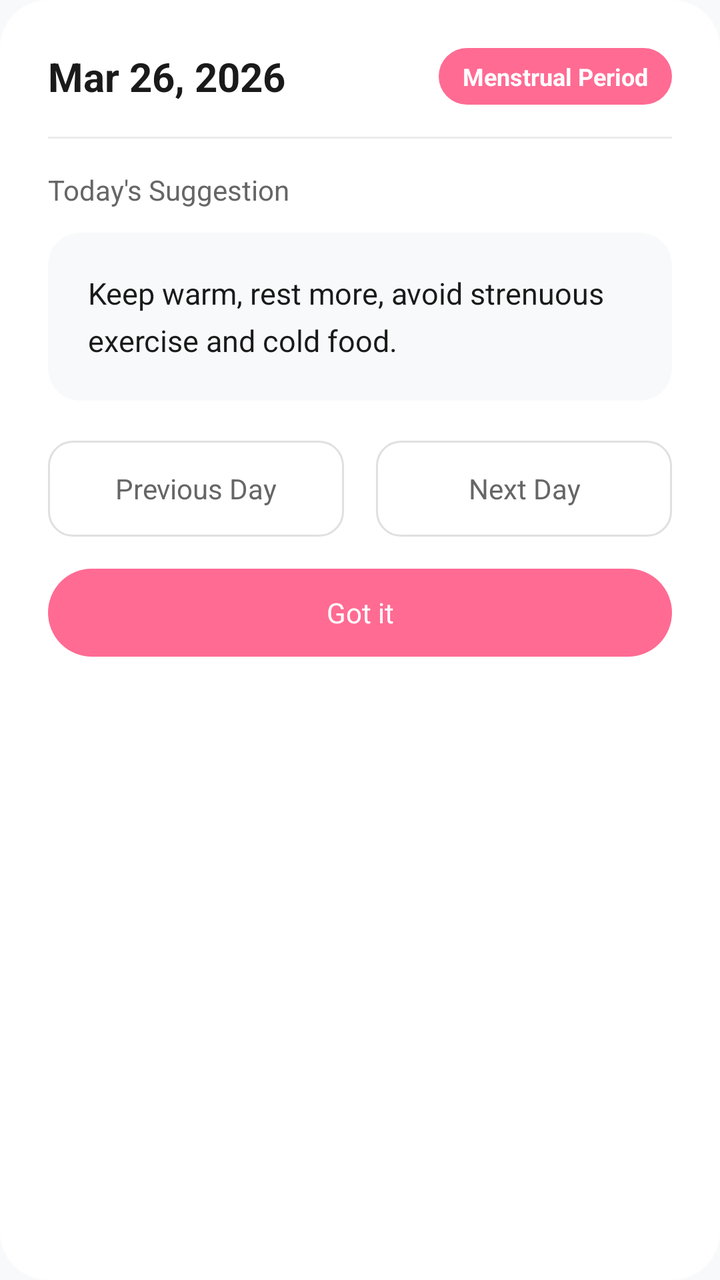
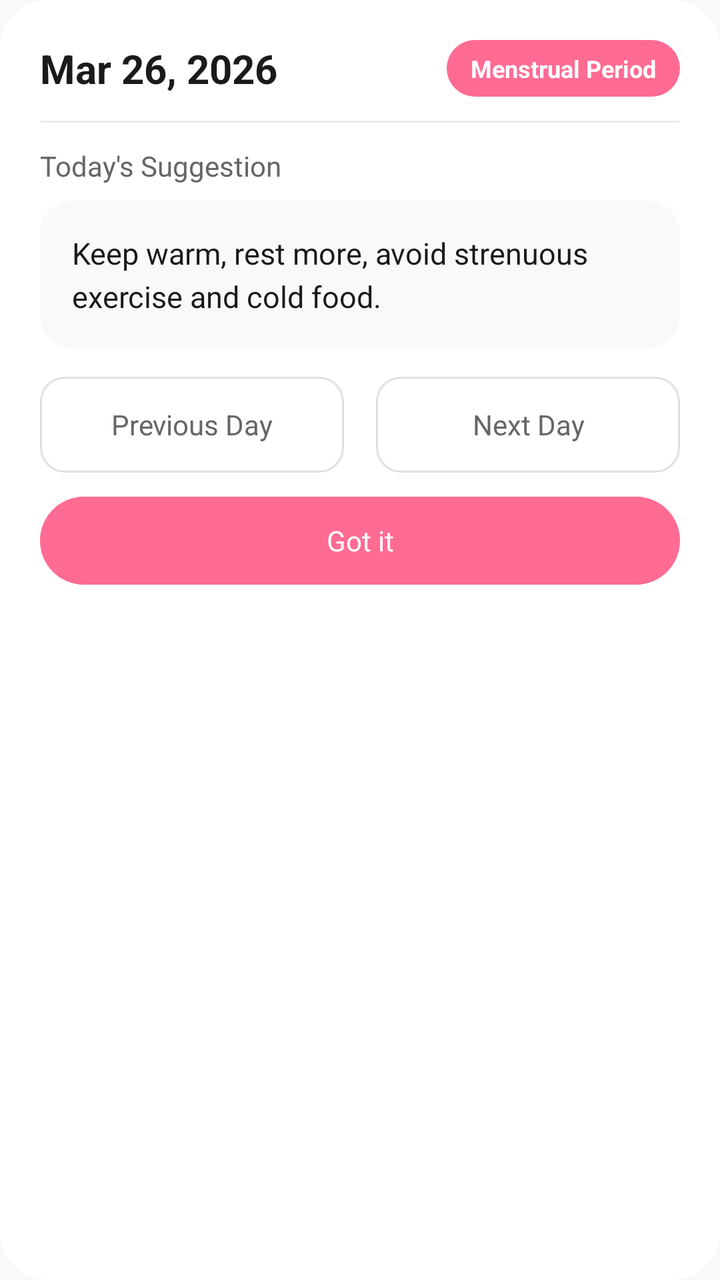

The first picture is an Android layout as it rendered before a commit; the second is the same layout after the commit. The layout source and the unified diff follow.
<!-- AndroidManifest.xml: application theme Theme.Yuelan -->
<!-- res/layout/dialog_daily_suggestion.xml -->
<?xml version="1.0" encoding="utf-8"?>
<ScrollView xmlns:android="http://schemas.android.com/apk/res/android"
    xmlns:app="http://schemas.android.com/apk/res-auto"
    android:layout_width="match_parent"
    android:layout_height="wrap_content"
    android:background="@drawable/dialog_background"
    android:padding="24dp"
    android:scrollbars="none">

    <LinearLayout
        android:layout_width="match_parent"
        android:layout_height="wrap_content"
        android:orientation="vertical">

    <LinearLayout
        android:layout_width="match_parent"
        android:layout_height="wrap_content"
        android:orientation="horizontal"
        android:gravity="center_vertical"
        android:layout_marginBottom="16dp">

        <TextView
            android:id="@+id/tv_date"
            android:layout_width="0dp"
            android:layout_height="wrap_content"
            android:layout_weight="1"
            android:text="@string/daily_suggestion_date_placeholder"
            android:textColor="@color/text_title"
            android:textSize="20sp"
            android:textStyle="bold"/>

        <TextView
            android:id="@+id/tv_phase"
            android:layout_width="wrap_content"
            android:layout_height="wrap_content"
            android:background="@drawable/phase_tag_background"
            android:paddingHorizontal="12dp"
            android:paddingVertical="6dp"
            android:text="@string/cycle_menstrual_period_name"
            android:textColor="@android:color/white"
            android:textSize="12sp"
            android:textStyle="bold"/>

    </LinearLayout>

    
    <TextView
        android:id="@+id/tv_weather"
        android:layout_width="match_parent"
        android:layout_height="wrap_content"
        android:layout_marginBottom="8dp"
        android:textColor="@color/text_sub"
        android:textSize="12sp"
        android:visibility="gone" />

    
    <TextView
        android:id="@+id/tv_weather_tip"
        android:layout_width="match_parent"
        android:layout_height="wrap_content"
        android:layout_marginBottom="8dp"
        android:lineSpacingExtra="2dp"
        android:textColor="@color/text_body"
        android:textSize="12sp"
        android:visibility="gone" />

    <View
        android:layout_width="match_parent"
        android:layout_height="1dp"
        android:background="@color/divider"
        android:layout_marginBottom="16dp"/>

    <TextView
        android:layout_width="wrap_content"
        android:layout_height="wrap_content"
        android:text="@string/daily_suggestion_title"
        android:textColor="@color/text_sub"
        android:textSize="14sp"
        android:layout_marginBottom="12dp"/>

    <androidx.cardview.widget.CardView
        android:layout_width="match_parent"
        android:layout_height="wrap_content"
        app:cardCornerRadius="16dp"
        app:cardElevation="0dp"
        app:cardBackgroundColor="@color/inset_surface">

        <LinearLayout
            android:layout_width="match_parent"
            android:layout_height="wrap_content"
            android:orientation="vertical"
            android:padding="20dp">

            <TextView
                android:id="@+id/tv_suggestion"
                android:layout_width="match_parent"
                android:layout_height="wrap_content"
                android:text="@string/daily_suggestion_default"
                android:textColor="@color/text_title"
                android:textSize="15sp"
                android:lineSpacingExtra="6dp"/>

            
            <TextView
                android:id="@+id/tv_yiji"
                android:layout_width="match_parent"
                android:layout_height="wrap_content"
                android:layout_marginTop="14dp"
                android:lineSpacingExtra="4dp"
                android:textColor="@color/text_body"
                android:textSize="13sp"
                android:visibility="gone"/>

            
            <TextView
                android:id="@+id/tv_insight_toggle"
                android:layout_width="wrap_content"
                android:layout_height="wrap_content"
                android:layout_marginTop="8dp"
                android:background="?attr/selectableItemBackground"
                android:paddingVertical="6dp"
                android:text="@string/daily_suggestion_why"
                android:textColor="@color/text_hint"
                android:textSize="12sp"
                android:visibility="gone"/>

            
            <TextView
                android:id="@+id/tv_insight"
                android:layout_width="match_parent"
                android:layout_height="wrap_content"
                android:lineSpacingExtra="2dp"
                android:textColor="@color/text_sub"
                android:textSize="12sp"
                android:visibility="gone"/>

            
            <LinearLayout
                android:id="@+id/layout_feedback"
                android:layout_width="match_parent"
                android:layout_height="wrap_content"
                android:layout_marginTop="8dp"
                android:orientation="horizontal"
                android:visibility="gone">

                <TextView
                    android:id="@+id/tv_useful"
                    android:layout_width="wrap_content"
                    android:layout_height="wrap_content"
                    android:background="?attr/selectableItemBackground"
                    android:paddingVertical="6dp"
                    android:paddingEnd="18dp"
                    android:text="@string/daily_suggestion_useful"
                    android:textColor="@color/text_hint"
                    android:textSize="12sp"/>

                <TextView
                    android:id="@+id/tv_swap"
                    android:layout_width="wrap_content"
                    android:layout_height="wrap_content"
                    android:background="?attr/selectableItemBackground"
                    android:paddingVertical="6dp"
                    android:paddingEnd="18dp"
                    android:text="@string/daily_suggestion_swap"
                    android:textColor="@color/text_hint"
                    android:textSize="12sp"/>

            </LinearLayout>

            
            <work.huacai.yuelan.widget.SuggestionCheckInView
                android:id="@+id/check_in"
                android:layout_width="match_parent"
                android:layout_height="wrap_content"
                android:visibility="gone"/>

        </LinearLayout>

    </androidx.cardview.widget.CardView>

    <LinearLayout
        android:layout_width="match_parent"
        android:layout_height="wrap_content"
        android:orientation="horizontal"
        android:layout_marginTop="20dp">

        <TextView
            android:id="@+id/tv_prev_day"
            android:layout_width="0dp"
            android:layout_height="48dp"
            android:layout_weight="1"
            android:layout_marginEnd="8dp"
            android:background="@drawable/btn_outline_background"
            android:gravity="center"
            android:text="@string/daily_suggestion_prev_day"
            android:textColor="@color/text_sub"
            android:textSize="14sp"/>

        <TextView
            android:id="@+id/tv_next_day"
            android:layout_width="0dp"
            android:layout_height="48dp"
            android:layout_weight="1"
            android:layout_marginStart="8dp"
            android:background="@drawable/btn_outline_background"
            android:gravity="center"
            android:text="@string/daily_suggestion_next_day"
            android:textColor="@color/text_sub"
            android:textSize="14sp"/>

    </LinearLayout>

    <TextView
        android:id="@+id/tv_close"
        android:layout_width="match_parent"
        android:layout_height="44dp"
        android:layout_marginTop="16dp"
        android:background="@drawable/btn_primary_background"
        android:gravity="center"
        android:text="@string/daily_suggestion_close"
        android:textColor="@android:color/white"
        android:textSize="14sp"/>

    
    <com.google.android.material.checkbox.MaterialCheckBox
        android:id="@+id/cb_no_remind_today"
        android:layout_width="wrap_content"
        android:layout_height="wrap_content"
        android:layout_gravity="center_horizontal"
        android:layout_marginTop="12dp"
        android:text="@string/daily_suggestion_no_remind_today"
        android:textColor="@color/text_sub"
        android:textSize="13sp"
        android:visibility="gone" />

    </LinearLayout>

</ScrollView>
<!-- resources referenced by this layout -->
<resources>
  <color name="divider">#ECECEC</color>
  <color name="inset_surface">#F8F9FA</color>
  <color name="text_body">#333333</color>
  <color name="text_hint">#999999</color>
  <color name="text_sub">#666666</color>
  <color name="text_title">#1A1A1A</color>
  <!-- drawable btn_outline_background (drawable) -->
  <?xml version="1.0" encoding="utf-8"?>
  <shape xmlns:android="http://schemas.android.com/apk/res/android">
      <solid android:color="@android:color/transparent" />
      <stroke
          android:width="1dp"
          android:color="@color/outline_stroke" />
      <corners android:radius="12dp" />
  </shape>
  <!-- drawable btn_primary_background (drawable) -->
  <?xml version="1.0" encoding="utf-8"?>
  <shape xmlns:android="http://schemas.android.com/apk/res/android">
      <solid android:color="@color/brand_primary"/>
      <corners android:radius="22dp"/>
  </shape>
  <!-- drawable dialog_background (drawable) -->
  <?xml version="1.0" encoding="utf-8"?>
  <shape xmlns:android="http://schemas.android.com/apk/res/android">
      <solid android:color="@color/card_surface" />
      <corners android:radius="24dp" />
  </shape>
  <!-- drawable phase_tag_background (drawable) -->
  <?xml version="1.0" encoding="utf-8"?>
  <shape xmlns:android="http://schemas.android.com/apk/res/android">
      <solid android:color="@color/brand_primary" />
      <corners android:radius="20dp" />
  </shape>
  <string name="cycle_menstrual_period_name">Menstrual Period</string>
  <string name="daily_suggestion_close">Got it</string>
  <string name="daily_suggestion_date_placeholder">Mar 26, 2026</string>
  <string name="daily_suggestion_default">Keep warm, rest more, avoid strenuous exercise and cold food.</string>
  <string name="daily_suggestion_next_day">Next Day</string>
  <string name="daily_suggestion_no_remind_today">Don\'t remind me today</string>
  <string name="daily_suggestion_prev_day">Previous Day</string>
  <string name="daily_suggestion_swap">Another one</string>
  <string name="daily_suggestion_title">Today\'s Suggestion</string>
  <string name="daily_suggestion_useful">Useful</string>
  <string name="daily_suggestion_why">Why this suggestion?</string>
  <style name="Theme.Yuelan" parent="Base.Theme.Yuelan" />
  <color name="outline_stroke">#E0E0E0</color>
  <color name="brand_primary">#FF6B93</color>
  <color name="card_surface">#FFFFFF</color>
  <color name="app_background">#F8F9FA</color>
  <color name="splash_background">#FFF9FB</color>
  <!-- drawable ic_launcher_art_whale_moon (drawable) -->
  <?xml version="1.0" encoding="utf-8"?>
  <vector xmlns:android="http://schemas.android.com/apk/res/android"
      android:width="108dp"
      android:height="108dp"
      android:viewportWidth="108"
      android:viewportHeight="108">
  
      
      <path
          android:fillColor="#FFFFF2F5"
          android:pathData="M0,0h108v108h-108z" />
  
      
      <path
          android:fillColor="#FF12305B"
          android:pathData="M63,24 C33,36 33,76 46,84 C46,66 46,42 63,24 Z" />
  
      
      <path
          android:fillColor="#FFFF6B8E"
          android:pathData="M74,54m-6.5,0a6.5,6.5 0,1 1,13 0a6.5,6.5 0,1 1,-13 0" />
  </vector>
  <color name="pink_primary_variant">#FF69B4</color>
  <color name="text_primary">#8B475D</color>
  <color name="white">#FFFFFF</color>
  <!-- unchanged entries left out for length: 3 -->
</resources>

<!-- the commit's change to res/layout/dialog_daily_suggestion.xml (unified diff, before → after) -->
@@ -4,7 +4,7 @@
     android:layout_width="match_parent"
     android:layout_height="wrap_content"
     android:background="@drawable/dialog_background"
-    android:padding="24dp"
+    android:padding="20dp"
     android:scrollbars="none">
 
     <LinearLayout
@@ -17,7 +17,7 @@
         android:layout_height="wrap_content"
         android:orientation="horizontal"
         android:gravity="center_vertical"
-        android:layout_marginBottom="16dp">
+        android:layout_marginBottom="12dp">
 
         <TextView
             android:id="@+id/tv_date"
@@ -48,7 +48,7 @@
         android:id="@+id/tv_weather"
         android:layout_width="match_parent"
         android:layout_height="wrap_content"
-        android:layout_marginBottom="8dp"
+        android:layout_marginBottom="6dp"
         android:textColor="@color/text_sub"
         android:textSize="12sp"
         android:visibility="gone" />
@@ -58,7 +58,7 @@
         android:id="@+id/tv_weather_tip"
         android:layout_width="match_parent"
         android:layout_height="wrap_content"
-        android:layout_marginBottom="8dp"
+        android:layout_marginBottom="6dp"
         android:lineSpacingExtra="2dp"
         android:textColor="@color/text_body"
         android:textSize="12sp"
@@ -68,7 +68,7 @@
         android:layout_width="match_parent"
         android:layout_height="1dp"
         android:background="@color/divider"
-        android:layout_marginBottom="16dp"/>
+        android:layout_marginBottom="12dp"/>
 
     <TextView
         android:layout_width="wrap_content"
@@ -76,7 +76,7 @@
         android:text="@string/daily_suggestion_title"
         android:textColor="@color/text_sub"
         android:textSize="14sp"
-        android:layout_marginBottom="12dp"/>
+        android:layout_marginBottom="8dp"/>
 
     <androidx.cardview.widget.CardView
         android:layout_width="match_parent"
@@ -89,7 +89,7 @@
             android:layout_width="match_parent"
             android:layout_height="wrap_content"
             android:orientation="vertical"
-            android:padding="20dp">
+            android:padding="16dp">
 
             <TextView
                 android:id="@+id/tv_suggestion"
@@ -98,14 +98,27 @@
                 android:text="@string/daily_suggestion_default"
                 android:textColor="@color/text_title"
                 android:textSize="15sp"
-                android:lineSpacingExtra="6dp"/>
+                android:lineSpacingExtra="4dp"/>
+
+            
+            <TextView
+                android:id="@+id/tv_suggestion_toggle"
+                android:layout_width="wrap_content"
+                android:layout_height="wrap_content"
+                android:layout_marginTop="2dp"
+                android:background="?attr/selectableItemBackground"
+                android:paddingVertical="4dp"
+                android:text="@string/daily_suggestion_expand"
+                android:textColor="@color/text_hint"
+                android:textSize="12sp"
+                android:visibility="gone"/>
 
             
             <TextView
                 android:id="@+id/tv_yiji"
                 android:layout_width="match_parent"
                 android:layout_height="wrap_content"
-                android:layout_marginTop="14dp"
+                android:layout_marginTop="10dp"
                 android:lineSpacingExtra="4dp"
                 android:textColor="@color/text_body"
                 android:textSize="13sp"
@@ -116,9 +129,9 @@
                 android:id="@+id/tv_insight_toggle"
                 android:layout_width="wrap_content"
                 android:layout_height="wrap_content"
-                android:layout_marginTop="8dp"
+                android:layout_marginTop="6dp"
                 android:background="?attr/selectableItemBackground"
-                android:paddingVertical="6dp"
+                android:paddingVertical="4dp"
                 android:text="@string/daily_suggestion_why"
                 android:textColor="@color/text_hint"
                 android:textSize="12sp"
@@ -139,7 +152,7 @@
                 android:id="@+id/layout_feedback"
                 android:layout_width="match_parent"
                 android:layout_height="wrap_content"
-                android:layout_marginTop="8dp"
+                android:layout_marginTop="6dp"
                 android:orientation="horizontal"
                 android:visibility="gone">
 
@@ -148,7 +161,7 @@
                     android:layout_width="wrap_content"
                     android:layout_height="wrap_content"
                     android:background="?attr/selectableItemBackground"
-                    android:paddingVertical="6dp"
+                    android:paddingVertical="4dp"
                     android:paddingEnd="18dp"
                     android:text="@string/daily_suggestion_useful"
                     android:textColor="@color/text_hint"
@@ -159,7 +172,7 @@
                     android:layout_width="wrap_content"
                     android:layout_height="wrap_content"
                     android:background="?attr/selectableItemBackground"
-                    android:paddingVertical="6dp"
+                    android:paddingVertical="4dp"
                     android:paddingEnd="18dp"
                     android:text="@string/daily_suggestion_swap"
                     android:textColor="@color/text_hint"
@@ -182,7 +195,7 @@
         android:layout_width="match_parent"
         android:layout_height="wrap_content"
         android:orientation="horizontal"
-        android:layout_marginTop="20dp">
+        android:layout_marginTop="14dp">
 
         <TextView
             android:id="@+id/tv_prev_day"
@@ -214,7 +227,7 @@
         android:id="@+id/tv_close"
         android:layout_width="match_parent"
         android:layout_height="44dp"
-        android:layout_marginTop="16dp"
+        android:layout_marginTop="12dp"
         android:background="@drawable/btn_primary_background"
         android:gravity="center"
         android:text="@string/daily_suggestion_close"
@@ -227,7 +240,7 @@
         android:layout_width="wrap_content"
         android:layout_height="wrap_content"
         android:layout_gravity="center_horizontal"
-        android:layout_marginTop="12dp"
+        android:layout_marginTop="8dp"
         android:text="@string/daily_suggestion_no_remind_today"
         android:textColor="@color/text_sub"
         android:textSize="13sp"
<!-- resource entries referenced after the edit -->
@@ -37,6 +37,7 @@
   <string name="daily_suggestion_close">Got it</string>
   <string name="daily_suggestion_date_placeholder">Mar 26, 2026</string>
   <string name="daily_suggestion_default">Keep warm, rest more, avoid strenuous exercise and cold food.</string>
+  <string name="daily_suggestion_expand">Show more</string>
   <string name="daily_suggestion_next_day">Next Day</string>
   <string name="daily_suggestion_no_remind_today">Don\'t remind me today</string>
   <string name="daily_suggestion_prev_day">Previous Day</string>
